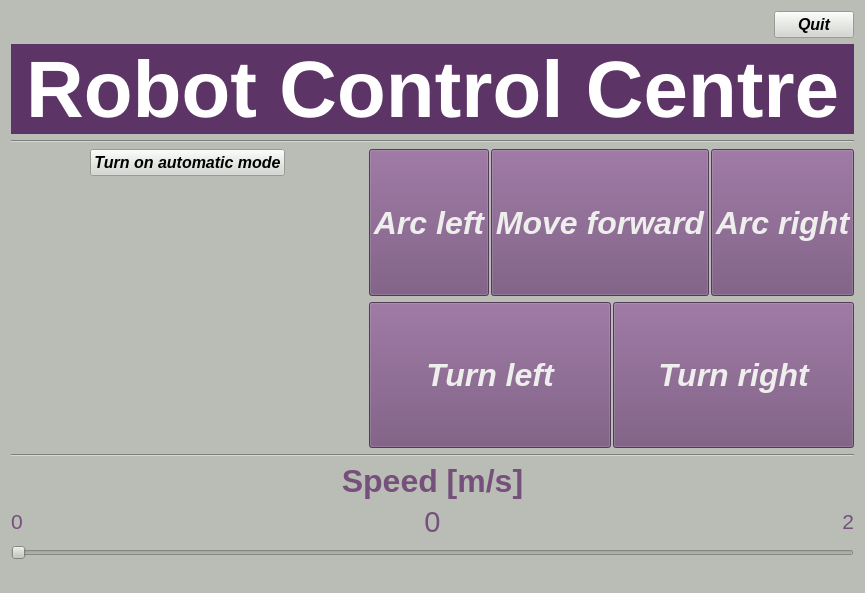
The window that Robot_Control/view.ui (EmbeddedPaul166/Robot-Control) describes before a commit, drawn with Qt 5.
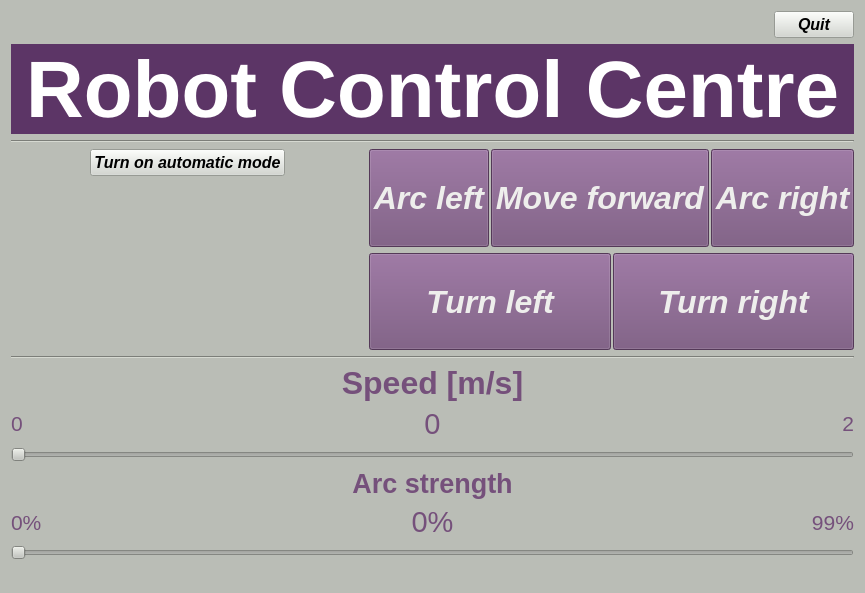
The same window after the commit.

```diff
--- a/Robot_Control/view.ui
+++ b/Robot_Control/view.ui
@@ -164,7 +164,7 @@
            <string/>
           </property>
           <property name="alignment">
-           <set>Qt::AlignBottom|Qt::AlignLeading|Qt::AlignLeft</set>
+           <set>Qt::AlignBottom|Qt::AlignHCenter</set>
           </property>
           <property name="margin">
            <number>0</number>
@@ -461,6 +461,91 @@
       </property>
      </widget>
     </item>
+    <item>
+     <widget class="QLabel" name="label_4">
+      <property name="font">
+       <font>
+        <pointsize>20</pointsize>
+        <weight>75</weight>
+        <bold>true</bold>
+       </font>
+      </property>
+      <property name="styleSheet">
+       <string notr="true">color: rgb(117, 80, 123);</string>
+      </property>
+      <property name="text">
+       <string>Arc strength</string>
+      </property>
+      <property name="alignment">
+       <set>Qt::AlignCenter</set>
+      </property>
+     </widget>
+    </item>
+    <item>
+     <layout class="QHBoxLayout" name="horizontalLayout_3">
+      <item>
+       <widget class="QLabel" name="label">
+        <property name="font">
+         <font>
+          <pointsize>16</pointsize>
+         </font>
+        </property>
+        <property name="styleSheet">
+         <string notr="true">color: rgb(117, 80, 123);</string>
+        </property>
+        <property name="text">
+         <string>0%</string>
+        </property>
+       </widget>
+      </item>
+      <item>
+       <widget class="QLabel" name="arcStrengthDisplayLabel">
+        <property name="font">
+         <font>
+          <pointsize>22</pointsize>
+         </font>
+        </property>
+        <property name="styleSheet">
+         <string notr="true">color: rgb(117, 80, 123);</string>
+        </property>
+        <property name="text">
+         <string>0%</string>
+        </property>
+        <property name="alignment">
+         <set>Qt::AlignCenter</set>
+        </property>
+       </widget>
+      </item>
+      <item>
+       <widget class="QLabel" name="label_3">
+        <property name="font">
+         <font>
+          <pointsize>16</pointsize>
+         </font>
+        </property>
+        <property name="styleSheet">
+         <string notr="true">color: rgb(117, 80, 123);</string>
+        </property>
+        <property name="text">
+         <string>99%</string>
+        </property>
+        <property name="alignment">
+         <set>Qt::AlignRight|Qt::AlignTrailing|Qt::AlignVCenter</set>
+        </property>
+       </widget>
+      </item>
+     </layout>
+    </item>
+    <item>
+     <widget class="QSlider" name="arcStrengthSlider">
+      <property name="maximum">
+       <number>99</number>
+      </property>
+      <property name="orientation">
+       <enum>Qt::Horizontal</enum>
+      </property>
+     </widget>
+    </item>
    </layout>
   </widget>
   <widget class="QStatusBar" name="statusBar"/>
```
